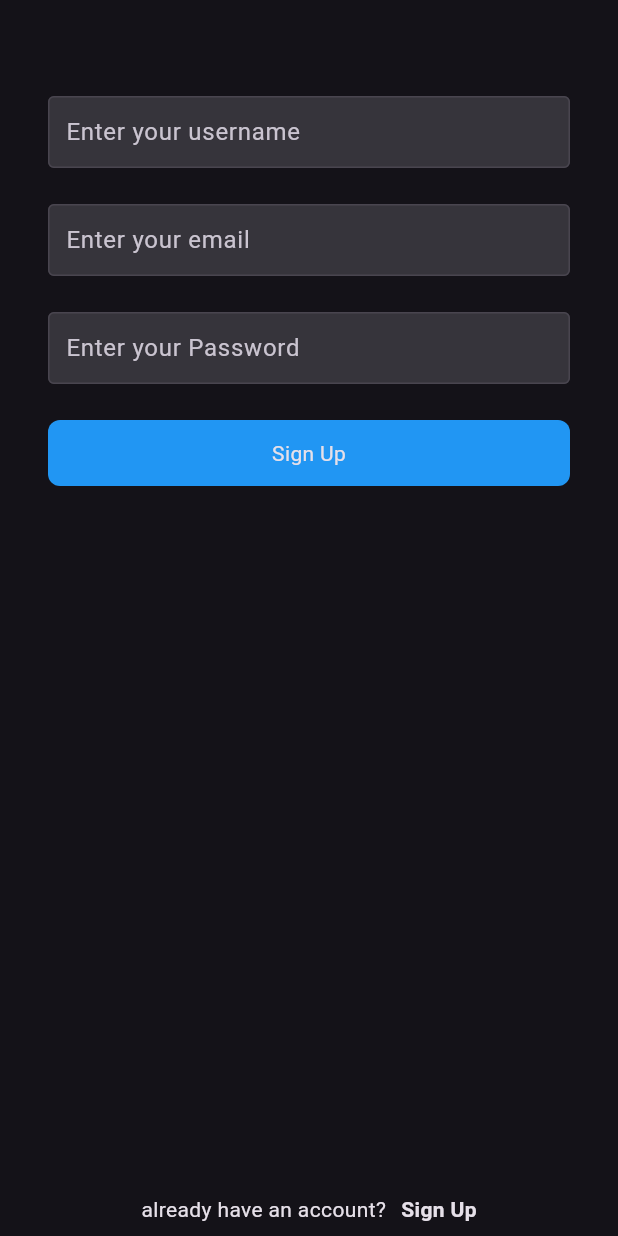
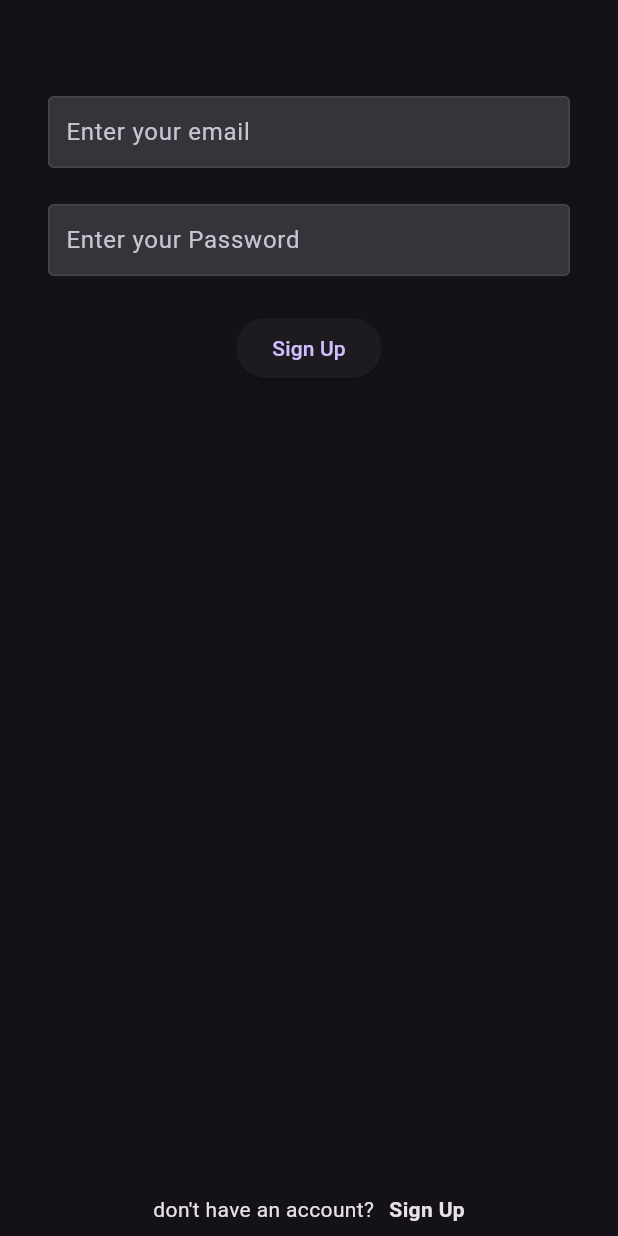
Before and after one commit to bhavyaj19/recipe_box, a Flutter app: the screen it shows after launch, on a phone screen of 412 x 824 dp. Run offline on Flutter 3.47's test engine with Material 2 defaults, Android fonts, the phone set to English and light mode, and no system bars; our stand-ins replace cloud_firestore, firebase_auth, firebase_core, firebase_storage; accounts and stored records are empty.

```diff
--- a/lib/main.dart
+++ b/lib/main.dart
@@ -3,7 +3,7 @@ import 'package:firebase_core/firebase_core.dart';
 import 'package:flutter/foundation.dart';
 import 'package:flutter/material.dart';
 import 'package:recipe_box/screens/home.dart';
-import 'package:recipe_box/screens/signup_screen.dart';
+import 'package:recipe_box/screens/login_screen.dart';
 
 void main() async {
   WidgetsFlutterBinding.ensureInitialized();
@@ -51,7 +51,7 @@ class MyApp extends StatelessWidget {
               ),
             );
           }
-          return const SignupScreen();
+          return const LoginScreen();
         })
       );
   }
--- a/lib/screens/signup_screen.dart
+++ b/lib/screens/signup_screen.dart
@@ -1,3 +1,4 @@
+import 'package:firebase_auth/firebase_auth.dart';
 import 'package:flutter/material.dart';
 import 'package:recipe_box/resources/auth_method.dart';
 import 'package:recipe_box/screens/home.dart';
@@ -87,27 +88,17 @@ class _SignupScreenState extends State<SignupScreen> {
             ),
             const SizedBox(height: 24),
             // Login Button
-            InkWell(
-              onTap: signupUser,
-              child: Container(
-                // ignore: sort_child_properties_last
+            ElevatedButton(
+              onPressed: signupUser,
               child: _isLoading
                   ? const Center(
                       child: CircularProgressIndicator(
                       color: Color.fromARGB(255, 228, 228, 228),
                     ))
                   : const Text("Sign Up"),
-                width: double.infinity,
-                alignment: Alignment.center,
-                padding: const EdgeInsets.symmetric(vertical: 12),
-                decoration: ShapeDecoration(
-                    shape: RoundedRectangleBorder(
-                      borderRadius: BorderRadius.circular(8),
-                    ),
-                    color: Colors.blue),
-              ),
             ),
             const SizedBox(height: 12),
+
             Flexible(
               flex: 2,
               child: Container(),
@@ -125,7 +116,7 @@ class _SignupScreenState extends State<SignupScreen> {
                   child: Container(
                     padding: const EdgeInsets.symmetric(vertical: 8),
                     child: const Text(
-                      'Sign Up',
+                      'Log in',
                       style: TextStyle(fontWeight: FontWeight.bold),
                     ),
                   ),
```
Also changed, not shown: lib/resources/auth_method.dart (+13 -0 lines), lib/screens/home.dart (+11 -1 lines), lib/screens/login_screen.dart (+8 -19 lines), 1 other file. Lines whose indentation alone changed are shown as unchanged.
